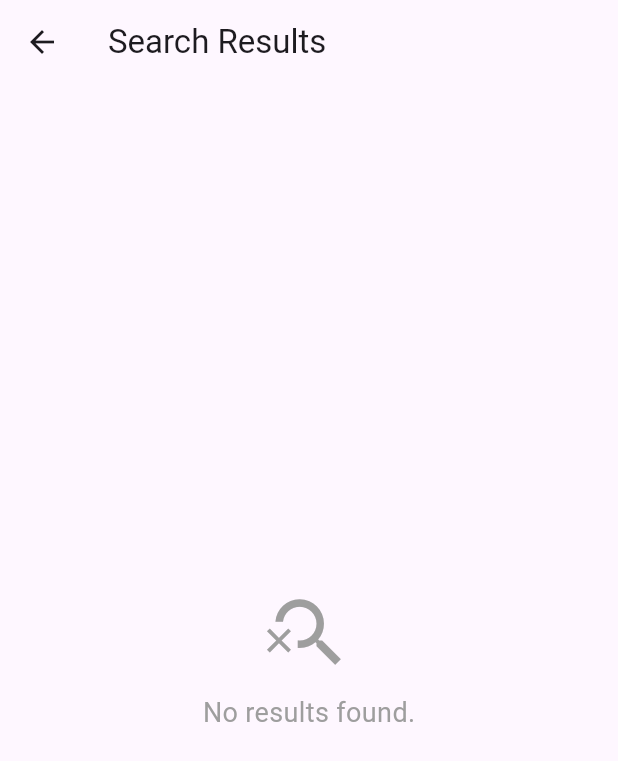
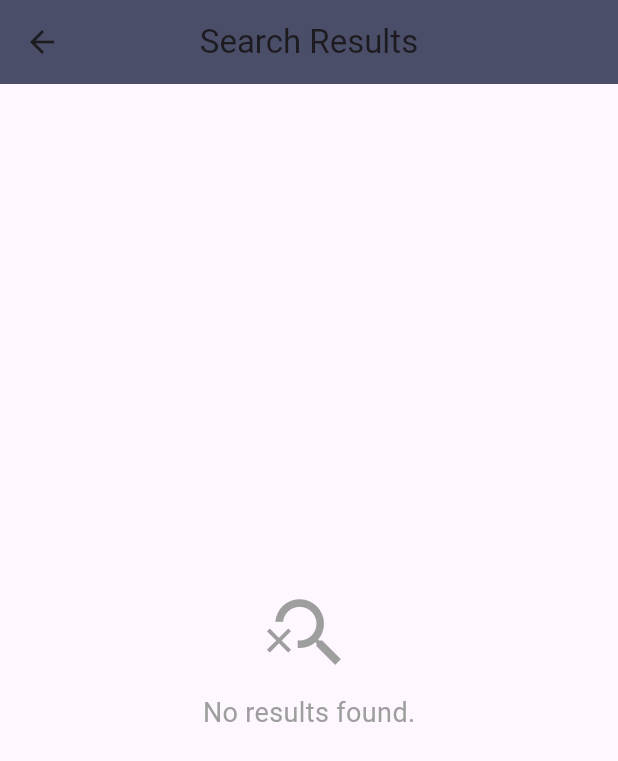
Before and after one commit to MayerS22/E-commerce-Mobile-App, a Flutter app: the SearchResultScreen screen opened directly with empty values, on a phone screen of 412 x 824 dp. Shown: the top 761 px of the screen. Run offline on Flutter 3.47's test engine with Material 3 defaults, Android fonts, the phone set to English and light mode, and no system bars; our stand-ins replace carousel_slider, cloud_firestore, dio, firebase_auth, firebase_core, flutter_spinkit and 2 more; missing offline and left inert: barcode_scan2; accounts and stored records are empty; network calls fail.

Commit message:
result of search

```diff
--- a/lib/components/SearchResultScreen.dart
+++ b/lib/components/SearchResultScreen.dart
@@ -1,5 +1,6 @@
 import 'package:flutter/material.dart';
 import 'package:e_commerce/Models/Product.dart';
+import '../components/product_card.dart';  // Import the ProductCard widget
 
 class SearchResultScreen extends StatelessWidget {
   final List<Product> results;
@@ -11,6 +12,8 @@ class SearchResultScreen extends StatelessWidget {
     return Scaffold(
       appBar: AppBar(
         title: const Text('Search Results'),
+        centerTitle: true, // Center the title for a cleaner look
+        backgroundColor: const Color(0xFF4A4E69), // Keep it consistent with your theme
       ),
       body: results.isEmpty
           ? Center(
@@ -30,16 +33,23 @@ class SearchResultScreen extends StatelessWidget {
           ],
         ),
       )
-          : ListView.builder(
-        itemCount: results.length,
-        itemBuilder: (context, index) {
-          final product = results[index];
-          return ListTile(
-            title: Text(product.title),
-            subtitle: Text('\$${product.price}'),
-            leading: Image.network(product.image),
-          );
-        },
+          : Padding(
+        padding: const EdgeInsets.all(8.0), // Add padding for spacing
+        child: GridView.builder(
+          shrinkWrap: true, // Makes GridView take only as much space as its children need
+          physics: AlwaysScrollableScrollPhysics(), // Ensure the grid is always scrollable
+          gridDelegate: SliverGridDelegateWithFixedCrossAxisCount(
+            crossAxisCount: 1, // One product per row
+            crossAxisSpacing: 10.0,
+            mainAxisSpacing: 10.0,
+            childAspectRatio: 1.4, // Adjust aspect ratio for card size
+          ),
+          itemCount: results.length,
+          itemBuilder: (context, index) {
+            final product = results[index];
+            return ProductCard(product: product); // Use ProductCard for a cleaner UI
+          },
+        ),
       ),
     );
   }
```
Also changed, not shown: lib/Screens/CategoryListScreen.dart (+82 -5 lines).
